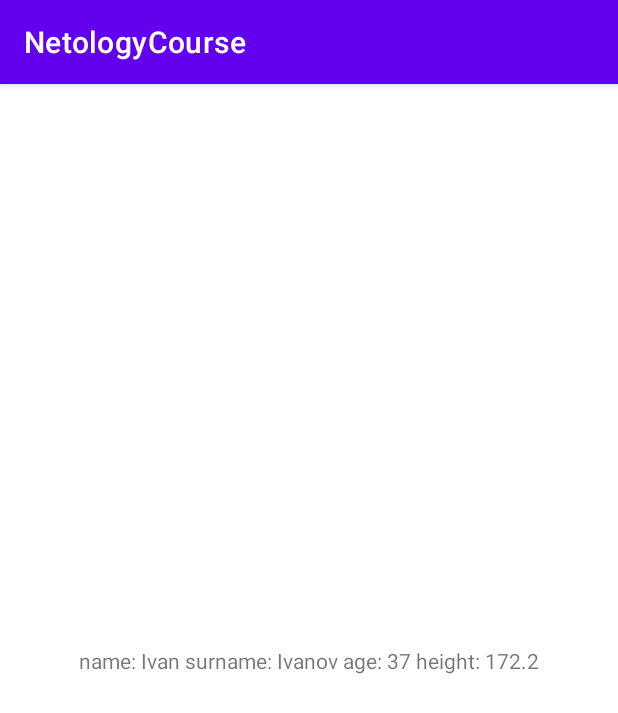
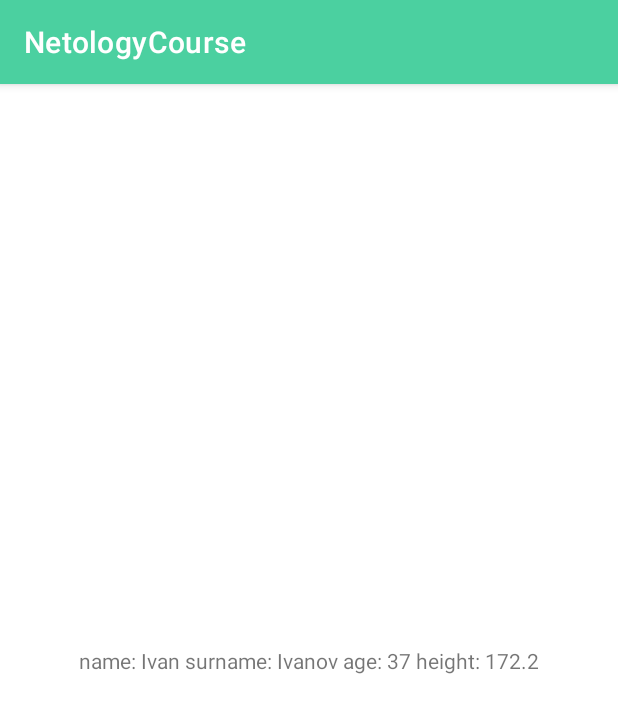
Before and after one commit to xameYeoh/netology, an Android app: the screen it shows after launch (MainActivity), on a phone screen of 412 x 824 dp. Shown: the top 713 px of the screen. Run offline under Robolectric (Android 15) with nearby library versions, the phone set to English and light mode, and no system bars.

Commit message:
changed colours and added night mode colours

```diff
--- a/app/src/main/res/values-night/themes.xml
+++ b/app/src/main/res/values-night/themes.xml
@@ -2,12 +2,12 @@
     <!-- Base application theme. -->
     <style name="Theme.NetologyCourse" parent="Theme.MaterialComponents.DayNight.DarkActionBar">
         <!-- Primary brand color. -->
-        <item name="colorPrimary">@color/purple_200</item>
-        <item name="colorPrimaryVariant">@color/purple_700</item>
+        <item name="colorPrimary">@color/neo_dark</item>
+        <item name="colorPrimaryVariant">@color/neo_primary</item>
         <item name="colorOnPrimary">@color/black</item>
         <!-- Secondary brand color. -->
-        <item name="colorSecondary">@color/teal_200</item>
-        <item name="colorSecondaryVariant">@color/teal_200</item>
+        <item name="colorSecondary">@color/biz_dark</item>
+        <item name="colorSecondaryVariant">@color/biz_primary</item>
         <item name="colorOnSecondary">@color/black</item>
         <!-- Status bar color. -->
         <item name="android:statusBarColor" tools:targetApi="l">?attr/colorPrimaryVariant</item>
--- a/app/src/main/res/values/colors.xml
+++ b/app/src/main/res/values/colors.xml
@@ -1,10 +1,17 @@
 <?xml version="1.0" encoding="utf-8"?>
 <resources>
-    <color name="purple_200">#FFBB86FC</color>
-    <color name="purple_500">#FF6200EE</color>
-    <color name="purple_700">#FF3700B3</color>
-    <color name="teal_200">#FF03DAC5</color>
-    <color name="teal_700">#FF018786</color>
-    <color name="black">#FF000000</color>
-    <color name="white">#FFFFFFFF</color>
+    <color name="neo_primary">#4bd0a0</color>
+    <color name="neo_light">#83ffd1</color>
+    <color name="neo_dark">#009e71</color>
+    <color name="pro_primary">#0066ff</color>
+    <color name="pro_light">#6b93ff</color>
+    <color name="pro_dark">#003dcb</color>
+    <color name="top_primary">#5d00f5</color>
+    <color name="top_light">#9a47ff</color>
+    <color name="top_dark">#0000c1</color>
+    <color name="biz_primary">#eb236b</color>
+    <color name="biz_light">#ff6399</color>
+    <color name="biz_dark">#b20041</color>
+
+    <color name="black">#000000</color>
 </resources>
--- a/app/src/main/res/values/themes.xml
+++ b/app/src/main/res/values/themes.xml
@@ -2,12 +2,12 @@
     <!-- Base application theme. -->
     <style name="Theme.NetologyCourse" parent="Theme.MaterialComponents.DayNight.DarkActionBar">
         <!-- Primary brand color. -->
-        <item name="colorPrimary">@color/purple_500</item>
-        <item name="colorPrimaryVariant">@color/purple_700</item>
-        <item name="colorOnPrimary">@color/white</item>
+        <item name="colorPrimary">@color/neo_primary</item>
+        <item name="colorPrimaryVariant">@color/neo_light</item>
+        <item name="colorOnPrimary">@color/black</item>
         <!-- Secondary brand color. -->
-        <item name="colorSecondary">@color/teal_200</item>
-        <item name="colorSecondaryVariant">@color/teal_700</item>
+        <item name="colorSecondary">@color/biz_primary</item>
+        <item name="colorSecondaryVariant">@color/biz_light</item>
         <item name="colorOnSecondary">@color/black</item>
         <!-- Status bar color. -->
         <item name="android:statusBarColor" tools:targetApi="l">?attr/colorPrimaryVariant</item>
```
Also changed, not shown: 2 other files.
